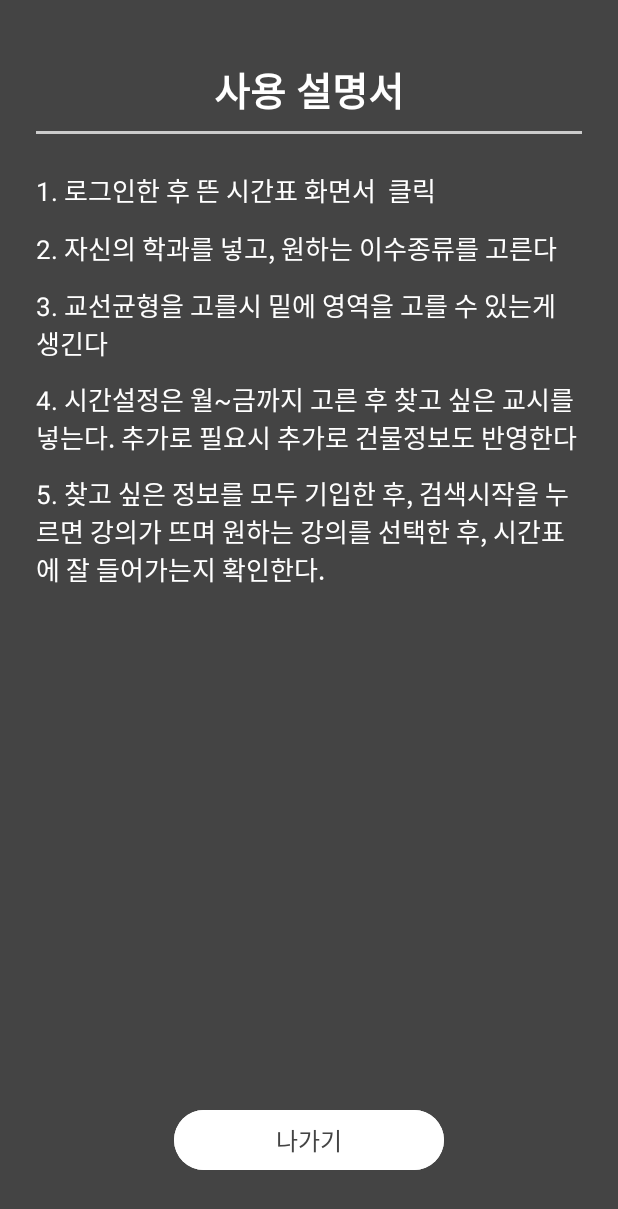
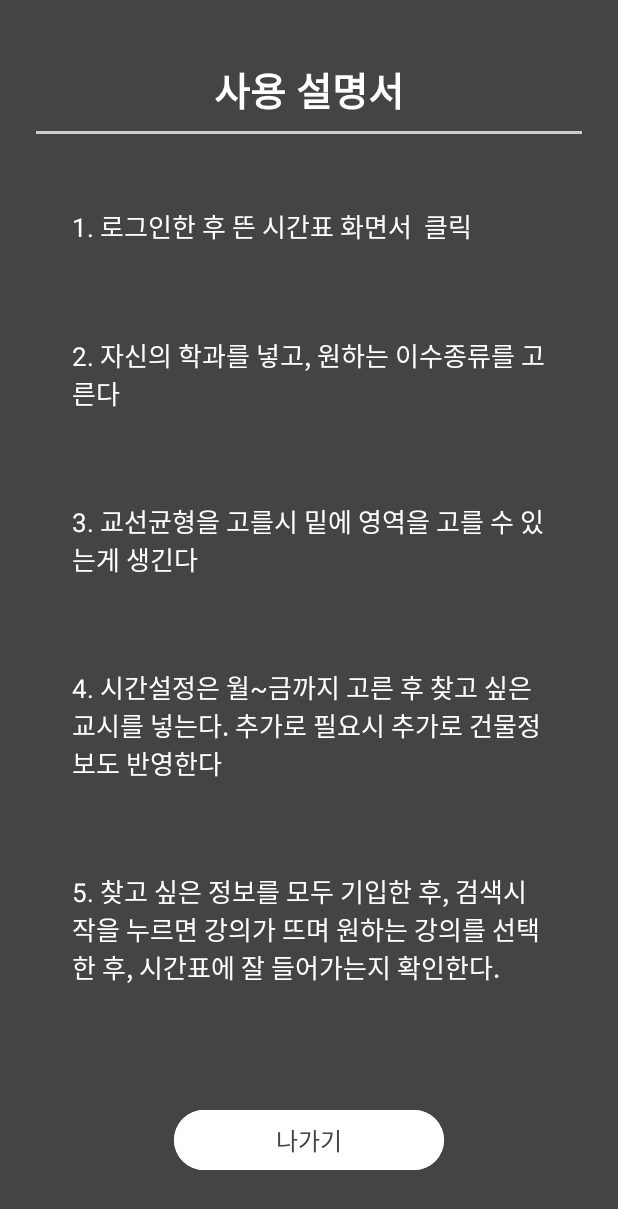
Before and after one commit to sinbin1036/Dsu_Course_Plus, an Android app: the HelpActivity screen opened directly, with no data from a screen before it, on a phone screen of 412 x 824 dp. Shown: the top 1209 px of the screen. Run offline under Robolectric (Android 15) with nearby library versions, the phone set to English and light mode, and no system bars.

Commit message:
fix : activity_help 디자인 fix
- 설명 영역 LinearLayout에 padding 24dp값 추가

```diff
--- a/dcp_app/app/src/main/res/layout/activity_help.xml
+++ b/dcp_app/app/src/main/res/layout/activity_help.xml
@@ -1,5 +1,6 @@
 <?xml version="1.0" encoding="utf-8"?>
-<LinearLayout xmlns:android="http://schemas.android.com/apk/res/android"
+<LinearLayout
+    xmlns:android="http://schemas.android.com/apk/res/android"
     android:layout_width="match_parent"
     android:layout_height="match_parent"
     android:orientation="vertical"
@@ -39,7 +40,8 @@
             android:text="1. 로그인한 후 뜬 시간표 화면서 \uD83D\uDC64 클릭"
             android:textSize="17sp"
             android:textColor="#FFFFFF"
-            android:layout_marginBottom="12dp"/>
+            android:layout_marginBottom="12dp"
+            android:padding="24dp"/>
 
         <TextView
             android:layout_width="match_parent"
@@ -47,7 +49,8 @@
             android:text="2. 자신의 학과를 넣고, 원하는 이수종류를 고른다"
             android:textSize="17sp"
             android:textColor="#FFFFFF"
-            android:layout_marginBottom="12dp"/>
+            android:layout_marginBottom="12dp"
+            android:padding="24dp"/>
 
         <TextView
             android:layout_width="match_parent"
@@ -55,7 +58,8 @@
             android:text="3. 교선균형을 고를시 밑에 영역을 고를 수 있는게 생긴다"
             android:textSize="17sp"
             android:textColor="#FFFFFF"
-            android:layout_marginBottom="12dp"/>
+            android:layout_marginBottom="12dp"
+            android:padding="24dp"/>
 
         <TextView
             android:layout_width="match_parent"
@@ -63,14 +67,16 @@
             android:text="4. 시간설정은 월~금까지 고른 후 찾고 싶은 교시를 넣는다. 추가로 필요시 추가로 건물정보도 반영한다"
             android:textSize="17sp"
             android:textColor="#FFFFFF"
-            android:layout_marginBottom="12dp"/>
+            android:layout_marginBottom="12dp"
+            android:padding="24dp"/>
 
         <TextView
             android:layout_width="match_parent"
             android:layout_height="wrap_content"
             android:text="5. 찾고 싶은 정보를 모두 기입한 후, 검색시작을 누르면 강의가 뜨며 원하는 강의를 선택한 후, 시간표에 잘 들어가는지 확인한다."
+            android:textColor="#FFFFFF"
             android:textSize="17sp"
-            android:textColor="#FFFFFF"/>
+            android:padding="24dp"/>
     </LinearLayout>
 
     <!-- 하단 공간 확보 -->
```
